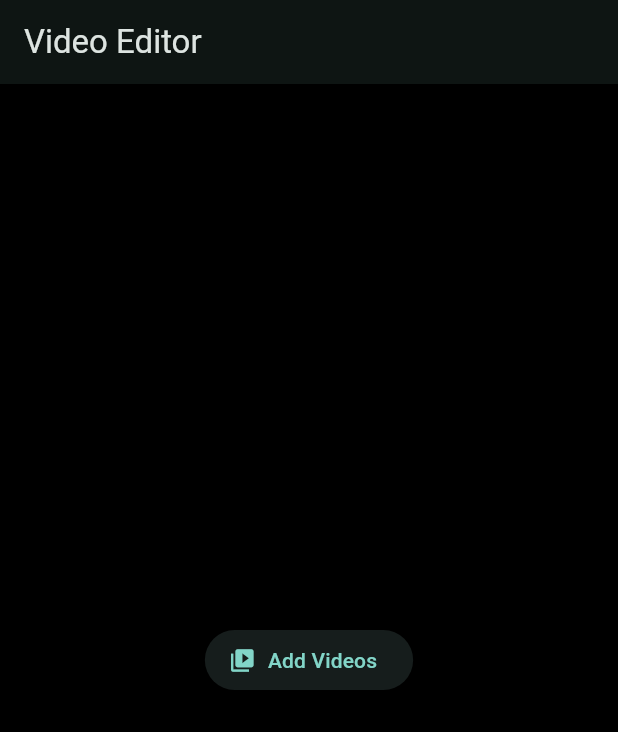
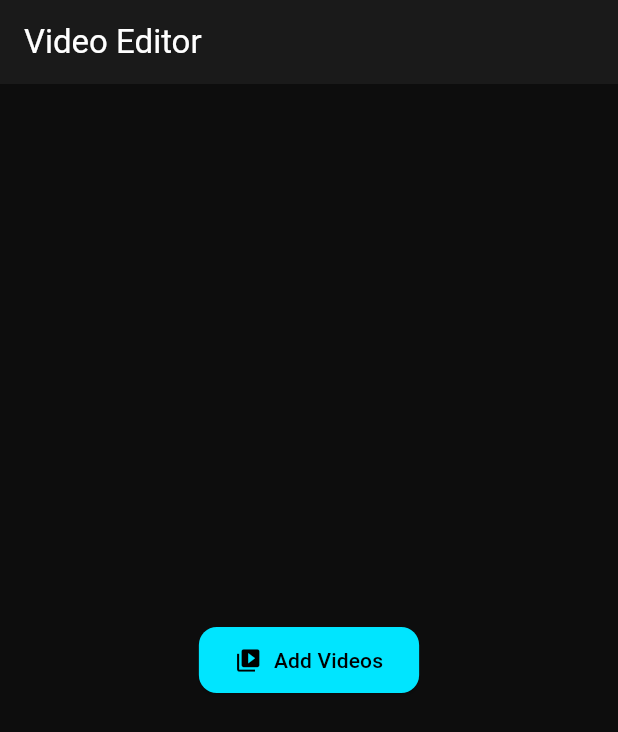
Before and after one commit to jyr94/simple-video-editing, a Flutter app: the screen it shows after launch, on a phone screen of 412 x 824 dp. Shown: the top 732 px of the screen. Run offline on Flutter 3.47's test engine with Material 3 defaults, Android fonts, the phone set to English and light mode, and no system bars; our stand-ins replace bloc, equatable, file_picker, flutter_bloc, image_picker, video_player; missing offline and left inert: ffmpeg_kit_flutter_new, video_editor.

Commit message:
style: update capcut-inspired theme

```diff
--- a/lib/main.dart
+++ b/lib/main.dart
@@ -13,11 +13,32 @@ class MyApp extends StatelessWidget {
     return MaterialApp(
       title: 'Simple Video Editor',
       theme: ThemeData(
-        colorScheme: ColorScheme.fromSeed(
-          seedColor: Colors.teal,
-          brightness: Brightness.dark,
+        brightness: Brightness.dark,
+        scaffoldBackgroundColor: const Color(0xFF0D0D0D),
+        colorScheme: const ColorScheme.dark(
+          primary: Color(0xFF00E5FF),
+          secondary: Color(0xFF00BFA5),
+          background: Color(0xFF0D0D0D),
+          surface: Color(0xFF1A1A1A),
         ),
-        scaffoldBackgroundColor: Colors.black,
+        textTheme: const TextTheme(
+          bodyLarge: TextStyle(color: Colors.white),
+          bodyMedium: TextStyle(color: Colors.white70),
+        ),
+        appBarTheme: const AppBarTheme(
+          backgroundColor: Color(0xFF1A1A1A),
+          foregroundColor: Colors.white,
+        ),
+        elevatedButtonTheme: ElevatedButtonThemeData(
+          style: ElevatedButton.styleFrom(
+            backgroundColor: const Color(0xFF00E5FF),
+            foregroundColor: Colors.black,
+            padding: const EdgeInsets.symmetric(horizontal: 24, vertical: 12),
+            shape: RoundedRectangleBorder(
+              borderRadius: BorderRadius.circular(12),
+            ),
+          ),
+        ),
         useMaterial3: true,
       ),
       home: const MultiVideoEditorPage(),
--- a/lib/pages/multi_video_editor_page.dart
+++ b/lib/pages/multi_video_editor_page.dart
@@ -6,6 +6,9 @@ import 'package:flutter/material.dart';
 import 'package:video_player/video_player.dart';
 
 import '../models/video_clip.dart';
+
+const double _kSpacing = 12.0;
+const double _kRadius = 12.0;
 
 class MultiVideoEditorPage extends StatefulWidget {
   const MultiVideoEditorPage({super.key});
@@ -124,7 +127,11 @@ class _MultiVideoEditorPageState extends State<MultiVideoEditorPage> {
                     child: _previewController == null ||
                             !_previewController!.value.isInitialized
                         ? const Text('No clip selected')
-                        : AspectRatio(
+                        : Padding(
+                            padding: const EdgeInsets.all(_kSpacing),
+                            child: ClipRRect(
+                              borderRadius: BorderRadius.circular(_kRadius),
+                              child: AspectRatio(
                                 aspectRatio:
                                     _previewController!.value.aspectRatio,
                                 child: Stack(
@@ -136,9 +143,17 @@ class _MultiVideoEditorPageState extends State<MultiVideoEditorPage> {
                                       allowScrubbing: true,
                                     ),
                                     Positioned(
-                                  bottom: 8,
-                                  right: 8,
+                                      bottom: _kSpacing,
+                                      right: _kSpacing,
                                       child: IconButton(
+                                        style: IconButton.styleFrom(
+                                          backgroundColor: Colors.black54,
+                                          shape: RoundedRectangleBorder(
+                                            borderRadius:
+                                                BorderRadius.circular(
+                                                    _kRadius),
+                                          ),
+                                        ),
                                         icon: Icon(
                                           _previewController!
                                                   .value.isPlaying
@@ -149,9 +164,11 @@ class _MultiVideoEditorPageState extends State<MultiVideoEditorPage> {
                                           setState(() {
                                             if (_previewController!
                                                 .value.isPlaying) {
-                                          _previewController!.pause();
+                                              _previewController!
+                                                  .pause();
                                             } else {
-                                          _previewController!.play();
+                                              _previewController!
+                                                  .play();
                                             }
                                           });
                                         },
@@ -162,9 +179,13 @@ class _MultiVideoEditorPageState extends State<MultiVideoEditorPage> {
                               ),
                             ),
                           ),
+                  ),
+                ),
                 SizedBox(
                   height: 120,
                   child: ReorderableListView.builder(
+                    padding:
+                        const EdgeInsets.symmetric(horizontal: _kSpacing),
                     scrollDirection: Axis.horizontal,
                     onReorder: (oldIndex, newIndex) {
                       setState(() {
@@ -203,15 +224,25 @@ class _MultiVideoEditorPageState extends State<MultiVideoEditorPage> {
                         },
                         child: Container(
                           width: 120,
-                          margin: const EdgeInsets.all(8),
+                          margin: const EdgeInsets.all(_kSpacing),
+                          padding: const EdgeInsets.all(_kSpacing),
+                          decoration: BoxDecoration(
                             color: _selectedIndex == index
-                              ? Colors.teal
-                              : Colors.grey[800],
+                                ? Theme.of(context).colorScheme.primary
+                                : Theme.of(context).colorScheme.surface,
+                            borderRadius: BorderRadius.circular(_kRadius),
+                          ),
                           child: Column(
                             mainAxisAlignment: MainAxisAlignment.center,
                             children: [
-                              Text('Clip ${index + 1}'),
+                              Text(
+                                'Clip ${index + 1}',
+                                style:
+                                    Theme.of(context).textTheme.bodyMedium,
+                              ),
                               DropdownButton<TransitionType>(
+                                dropdownColor:
+                                    Theme.of(context).colorScheme.surface,
                                 value: clip.transition,
                                 items: TransitionType.values
                                     .map(
@@ -235,7 +266,7 @@ class _MultiVideoEditorPageState extends State<MultiVideoEditorPage> {
                 ),
                 SafeArea(
                   child: Padding(
-                    padding: const EdgeInsets.all(8),
+                    padding: const EdgeInsets.all(_kSpacing),
                     child: Row(
                       mainAxisAlignment: MainAxisAlignment.spaceBetween,
                       children: [
```
Lines whose indentation alone changed are shown as unchanged.
